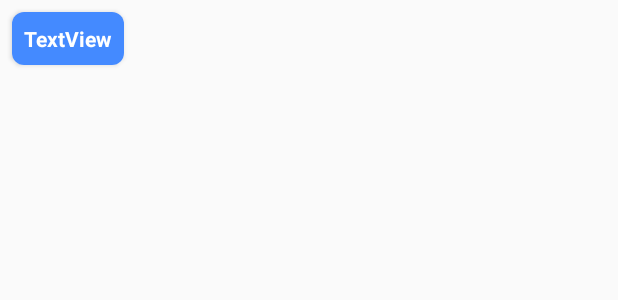
After one commit to neal786y/MVPSample, an Android app: the layout source_row.xml on its own in the app's theme, with its tools: preview values and no code run, on a phone screen of 412 x 824 dp. The commit adds this screen. Shown: the top 300 px of the screen. Run offline under Robolectric (Android 15) with nearby library versions, the phone set to English and light mode, and no system bars.

Commit message:
Added Sources chips

```diff
--- a/app/src/main/java/com/neal786y/mvparchitecture/App.kt
+++ b/app/src/main/java/com/neal786y/mvparchitecture/App.kt
@@ -16,9 +16,9 @@ class App : Application() {
 
     lateinit var component: ApiComponent
 
-    val baseUrl = "https://newsapi.org/"
     override fun onCreate() {
         super.onCreate()
+        val baseUrl = getString(R.string.baseUrl)
         component = DaggerApiComponent.builder()
                 .appModule(AppModule(this))
                 .apiModule(ApiModule(baseUrl))
--- a/app/src/main/java/com/neal786y/mvparchitecture/base/BaseViewHolder.kt
+++ b/app/src/main/java/com/neal786y/mvparchitecture/base/BaseViewHolder.kt
@@ -5,5 +5,5 @@ import android.view.View
 
 abstract class BaseViewHolder<T>(itemView: View) : RecyclerView.ViewHolder(itemView) {
 
-    abstract fun loadData(data: T)
+    abstract fun loadData(data: T?)
 }
--- a/app/src/main/java/com/neal786y/mvparchitecture/base/Extensions.kt
+++ b/app/src/main/java/com/neal786y/mvparchitecture/base/Extensions.kt
@@ -7,7 +7,9 @@ import android.support.v7.app.AppCompatActivity
 import android.widget.ImageView
 import android.widget.Toast
 import com.bumptech.glide.Glide
+import com.bumptech.glide.request.RequestOptions
 import com.neal786y.mvparchitecture.App
+import com.neal786y.mvparchitecture.R
 import com.neal786y.mvparchitecture.di.component.ApiComponent
 
 val AppCompatActivity.component: ApiComponent
@@ -23,8 +25,10 @@ fun AppCompatActivity.isNetworkAvailable(): Boolean {
     return activeNetwork?.isConnectedOrConnecting == true
 }
 
-fun ImageView.loadImageUrl(url: String){
+fun ImageView.loadImageUrl(url: String?){
     Glide.with(this.context)
         .load(url)
+        .apply(RequestOptions().placeholder(R.drawable.placeholder).error(R.drawable.placeholder))
         .into(this)
+
 }
--- a/app/src/main/java/com/neal786y/mvparchitecture/base/Interactor.kt
+++ b/app/src/main/java/com/neal786y/mvparchitecture/base/Interactor.kt
@@ -1,4 +1,6 @@
 package com.neal786y.mvparchitecture.base
+
+import java.lang.Exception
 
 interface Interactor<T> {
 
--- a/app/src/main/java/com/neal786y/mvparchitecture/main/adaper/NewsAdapter.kt
+++ b/app/src/main/java/com/neal786y/mvparchitecture/main/adaper/NewsAdapter.kt
@@ -9,6 +9,10 @@ import com.neal786y.mvparchitecture.main.viewholder.NewsItemViewHolder
 
 class NewsAdapter : BaseAdapter<NewsResponse.Article, NewsItemViewHolder>() {
 
+    override fun onBindViewHolder(holder: NewsItemViewHolder, position: Int) {
+        holder.loadData(listOfItems.get(position))
+    }
+
     override fun getViewHolder(viewGroup: ViewGroup, viewType: Int): NewsItemViewHolder {
         val inflater = LayoutInflater.from(viewGroup.context)
         val view = inflater.inflate(R.layout.article_row, viewGroup, false)
--- a/app/src/main/java/com/neal786y/mvparchitecture/main/interactor/MainInteractor.kt
+++ b/app/src/main/java/com/neal786y/mvparchitecture/main/interactor/MainInteractor.kt
@@ -10,17 +10,18 @@ import retrofit2.Callback
 import retrofit2.Response
 import retrofit2.Retrofit
 
-class MainInteractor(retrofit: Retrofit) : Interactor<NewsResponse> {
+class MainInteractor(retrofit: Retrofit,var source: String) : Interactor<NewsResponse> {
 
     val mRetrofit = retrofit
 
     var mNewsResponseCallback: ResponseCallback<NewsResponse>? = null
 
+
     override fun run() {
 
         val apiClient = mRetrofit.create<ApiInterface>(ApiInterface::class.java)
 
-        val call = apiClient.getNewsData("espn-cric-info", Constants.API_KEY)
+        val call = apiClient.getNewsData(source, Constants.API_KEY)
 
         call.enqueue(object : Callback<NewsResponse> {
             override fun onFailure(call: Call<NewsResponse>, t: Throwable) {
--- /dev/null
+++ b/app/src/main/res/layout/source_row.xml
@@ -0,0 +1,35 @@
+<?xml version="1.0" encoding="utf-8"?>
+
+<android.support.v7.widget.CardView
+        xmlns:android="http://schemas.android.com/apk/res/android"
+        xmlns:app="http://schemas.android.com/apk/res-auto"
+        xmlns:tools="http://schemas.android.com/tools"
+        android:layout_width="wrap_content"
+        app:cardCornerRadius="8dp"
+        android:layout_height="wrap_content"
+        android:layout_margin="8dp">
+
+    <android.support.constraint.ConstraintLayout
+            android:layout_width="match_parent"
+            android:background="@color/colorAccent"
+            android:layout_height="match_parent">
+
+        <TextView
+                tools:text="TextView"
+                android:layout_width="wrap_content"
+                android:layout_height="wrap_content"
+                android:id="@+id/textView"
+                android:textSize="14sp"
+                android:textStyle="bold"
+                android:textColor="@color/colorTextIcons"
+                app:layout_constraintStart_toStartOf="parent"
+                android:layout_marginLeft="8dp"
+                android:layout_marginStart="8dp"
+                android:layout_marginTop="8dp"
+                app:layout_constraintTop_toTopOf="parent"
+                app:layout_constraintBottom_toBottomOf="parent"
+                android:layout_marginBottom="8dp"
+                app:layout_constraintEnd_toEndOf="parent"
+                android:layout_marginEnd="8dp" android:layout_marginRight="8dp"/>
+    </android.support.constraint.ConstraintLayout>
+</android.support.v7.widget.CardView>
--- a/app/src/main/res/values/colors.xml
+++ b/app/src/main/res/values/colors.xml
@@ -9,4 +9,5 @@
     <color name="colorSecondaryText">#757575</color>
     <color name="colorTextIcons">#ffffff</color>
     <color name="colorDivider">#BDBDBD</color>
+    <color name="colorBackground">#dcdbdb</color>
 </resources>
```
Also changed, not shown: app/src/main/java/com/neal786y/mvparchitecture/base/BaseAdapter.kt (+10 -7 lines), app/src/main/java/com/neal786y/mvparchitecture/main/activity/DetailWebActivity.kt (+10 -27 lines), app/src/main/java/com/neal786y/mvparchitecture/main/activity/MainActivity.kt (+42 -11 lines), app/src/main/java/com/neal786y/mvparchitecture/main/adaper/SourceAdapter.kt (added, +28 -0 lines), app/src/main/java/com/neal786y/mvparchitecture/main/presenter/MainPresenter.kt (+4 -3 lines), app/src/main/java/com/neal786y/mvparchitecture/main/viewholder/NewsItemViewHolder.kt (+5 -2 lines), app/src/main/java/com/neal786y/mvparchitecture/main/viewholder/SourceViewHolder.kt (added, +14 -0 lines), app/src/main/res/layout/activity_main.xml (+17 -3 lines), app/src/main/res/values/strings.xml (+18 -0 lines), app/src/main/res/drawable/placeholder.jpg (added).
